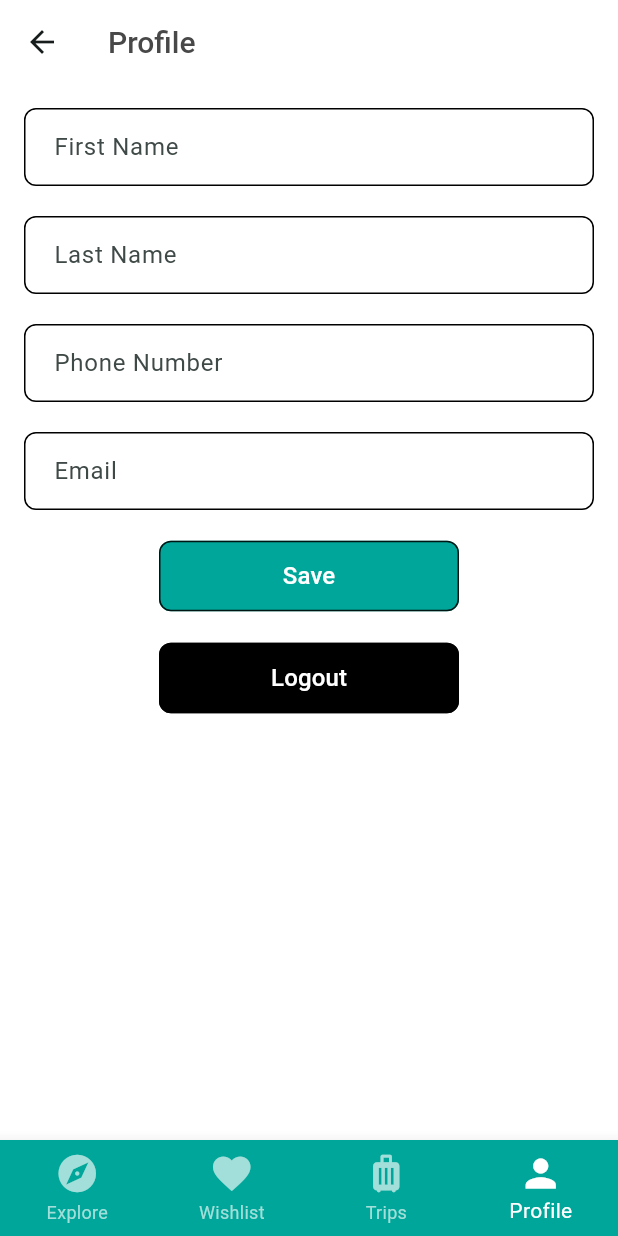
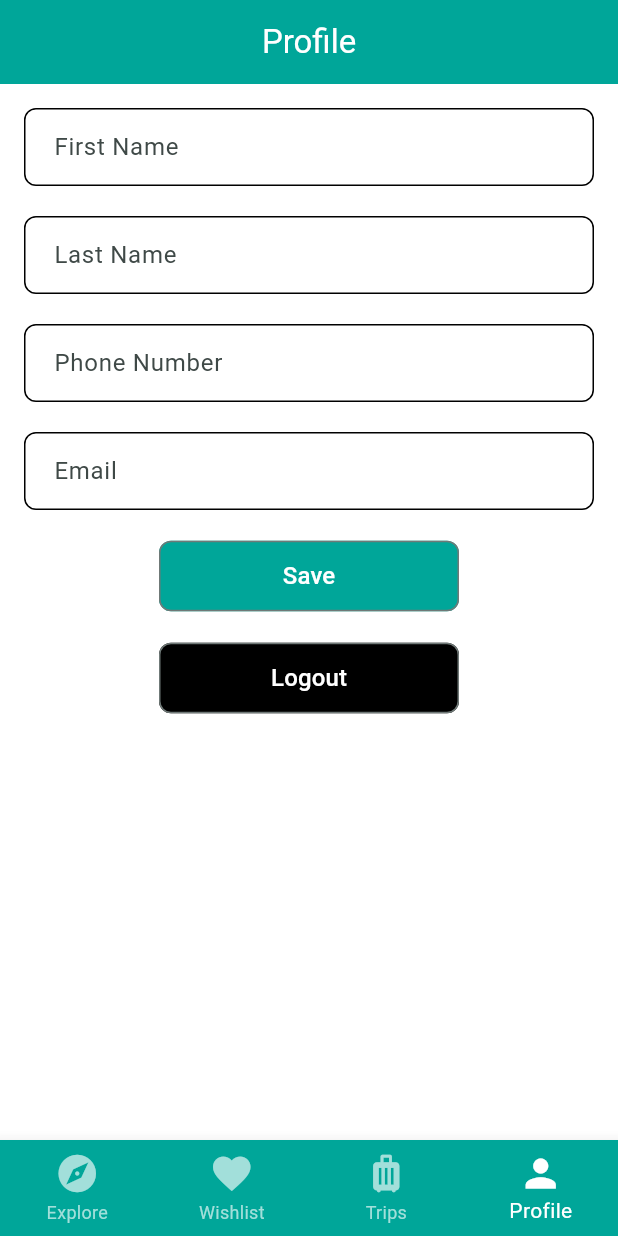
Before and after one commit to sufiyan764/earthbnb, a Flutter app: the ProfilePage screen opened by its route, on a phone screen of 412 x 824 dp. Run offline on Flutter 3.47's test engine with Material 3 defaults, Android fonts, the phone set to English and light mode, and no system bars; our stand-ins replace firebase_auth, firebase_core, firebase_database; accounts and stored records are empty.

Commit message:
final UI related changes

```diff
--- a/lib/login.dart
+++ b/lib/login.dart
@@ -1,6 +1,7 @@
 import 'package:earthbnb/colors.dart';
 import 'package:earthbnb/properties.dart';
 import 'package:earthbnb/register.dart';
+import 'package:earthbnb/widgets/custom_appbar.dart';
 import 'package:earthbnb/widgets/custom_button.dart';
 import 'package:earthbnb/widgets/custom_input.dart';
 import 'package:flutter/material.dart';
@@ -53,7 +54,7 @@ class _LoginPageState extends State<LoginPage> {
   @override
   Widget build(BuildContext context) {
     return Scaffold(
-      appBar: AppBar(title: Text('Login')),
+      appBar: const CustomAppBar(appBarText: 'Login'),
       body: Padding(
         padding: EdgeInsets.all(16.0),
         child: Form(
--- a/lib/profile.dart
+++ b/lib/profile.dart
@@ -1,4 +1,5 @@
 import 'package:earthbnb/colors.dart';
+import 'package:earthbnb/widgets/custom_appbar.dart';
 import 'package:earthbnb/widgets/custom_button.dart';
 import 'package:earthbnb/widgets/custom_input.dart';
 import 'package:flutter/material.dart';
@@ -93,20 +94,7 @@ class _ProfilePageState extends State<ProfilePage> {
   Widget build(BuildContext context) {
     return Scaffold(
       backgroundColor: AppColors.backgroundWhite,
-      appBar: AppBar(
-        title: const Text(
-          'Profile',
-          style: TextStyle(
-            color: AppColors.textDarkGray,
-            fontSize:  20,
-            fontWeight: FontWeight.w500,
-
-          ),
-
-        ),
-        backgroundColor: AppColors.backgroundWhite,
-          leading: null,
-      ),
+      appBar: const CustomAppBar(appBarText: 'Profile'),
       body: Padding(
         padding: EdgeInsets.all(16.0),
         child: Form(
--- a/lib/register.dart
+++ b/lib/register.dart
@@ -1,6 +1,7 @@
 import 'package:earthbnb/colors.dart';
 import 'package:earthbnb/login.dart';
 import 'package:earthbnb/properties.dart';
+import 'package:earthbnb/widgets/custom_appbar.dart';
 import 'package:earthbnb/widgets/custom_button.dart';
 import 'package:earthbnb/widgets/custom_input.dart';
 import 'package:flutter/material.dart';
@@ -75,7 +76,7 @@ class _RegisterPageState extends State<RegisterPage> {
   @override
   Widget build(BuildContext context) {
     return Scaffold(
-      appBar: AppBar(title: Text('Register')),
+      appBar: const CustomAppBar(appBarText: 'Register'),
       body: Padding(
         padding: EdgeInsets.all(16.0),
         child: Form(
@@ -93,7 +94,7 @@ class _RegisterPageState extends State<RegisterPage> {
                 SizedBox(height: 20),
                 CustomInput(inputText: 'Password', inputController: _passwordController, inputValidator: (value) => value!.length < 6 ? 'Password must be at least 6 characters' : null, textInputType: TextInputType.text, inputMaxLength: 100),
                 SizedBox(height: 20),
-                CustomInput(inputText: 'Confirm Password', inputController: _confirmPasswordController, inputValidator: (value) => value != password ? 'Passwords do not match' : null, textInputType: TextInputType.text, inputMaxLength: 100),
+                CustomInput(inputText: 'Confirm Password', inputController: _confirmPasswordController, inputValidator: (value) => value != _passwordController.text ? 'Passwords do not match' : null, textInputType: TextInputType.text, inputMaxLength: 100),
                 SizedBox(height: 20),
                 CustomButton(buttonText: 'Register', isColored: 'true', onPressed: _registerUser, buttonColor: AppColors.accentTeal),
                 SizedBox(height: 20),
--- /dev/null
+++ b/lib/widgets/custom_appbar.dart
@@ -0,0 +1,29 @@
+import 'package:flutter/material.dart';
+
+import '../colors.dart';
+
+class CustomAppBar extends StatelessWidget implements PreferredSizeWidget {
+  final String appBarText;
+  final IconButton? appBarLeading;
+
+  // Constructor to receive the key and value as parameters
+  const CustomAppBar({
+    super.key,
+    required this.appBarText,
+    this.appBarLeading,
+  });
+
+  @override
+  Widget build(BuildContext context) {
+    return AppBar(
+      leading: appBarLeading ?? Container(),
+      title: Text(appBarText),
+      centerTitle: true,
+      backgroundColor: AppColors.accentTeal,
+      foregroundColor: AppColors.backgroundWhite,
+    );
+  }
+
+  @override
+  Size get preferredSize => const Size.fromHeight(kToolbarHeight);
+}
--- a/lib/widgets/custom_button.dart
+++ b/lib/widgets/custom_button.dart
@@ -20,12 +20,11 @@ class CustomButton extends StatelessWidget {
   @override
   Widget build(BuildContext context) {
     return SizedBox(
-      width: 200, // Set the width you want for the button
+      width: 200,
       child: OutlinedButton(
         onPressed: onPressed,
         style: OutlinedButton.styleFrom(
           padding: const EdgeInsets.symmetric(horizontal: 24, vertical: 12),
-          side: const BorderSide(color: Colors.black87, width: 1),
           shape: RoundedRectangleBorder(borderRadius: BorderRadius.circular(8)),
           backgroundColor: isColored == "true" ? buttonColor : null,
           foregroundColor: isColored == "true" ? AppColors.backgroundWhite : null,
```
Also changed, not shown: lib/checkout.dart (+19 -12 lines), lib/properties.dart (+2 -12 lines), lib/propertydetails.dart (+4 -6 lines), lib/thankyou.dart (+75 -19 lines), lib/trips.dart (+3 -13 lines), lib/widgets/format_date.dart (added, +28 -0 lines), lib/wishlist.dart (+2 -12 lines).
